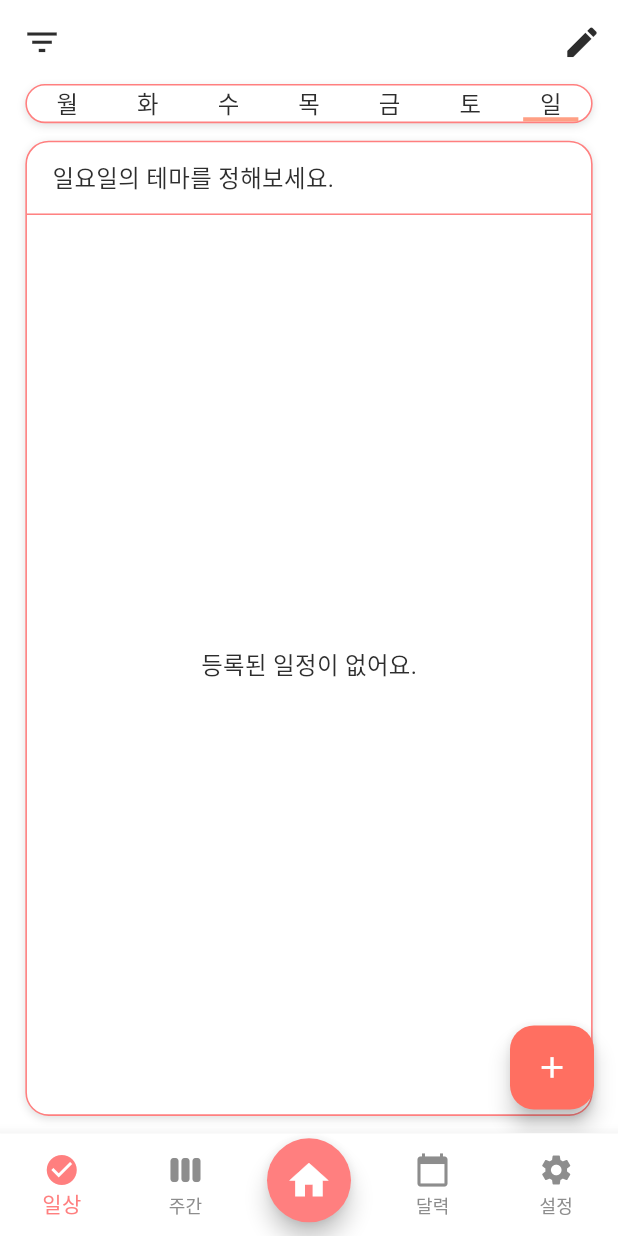
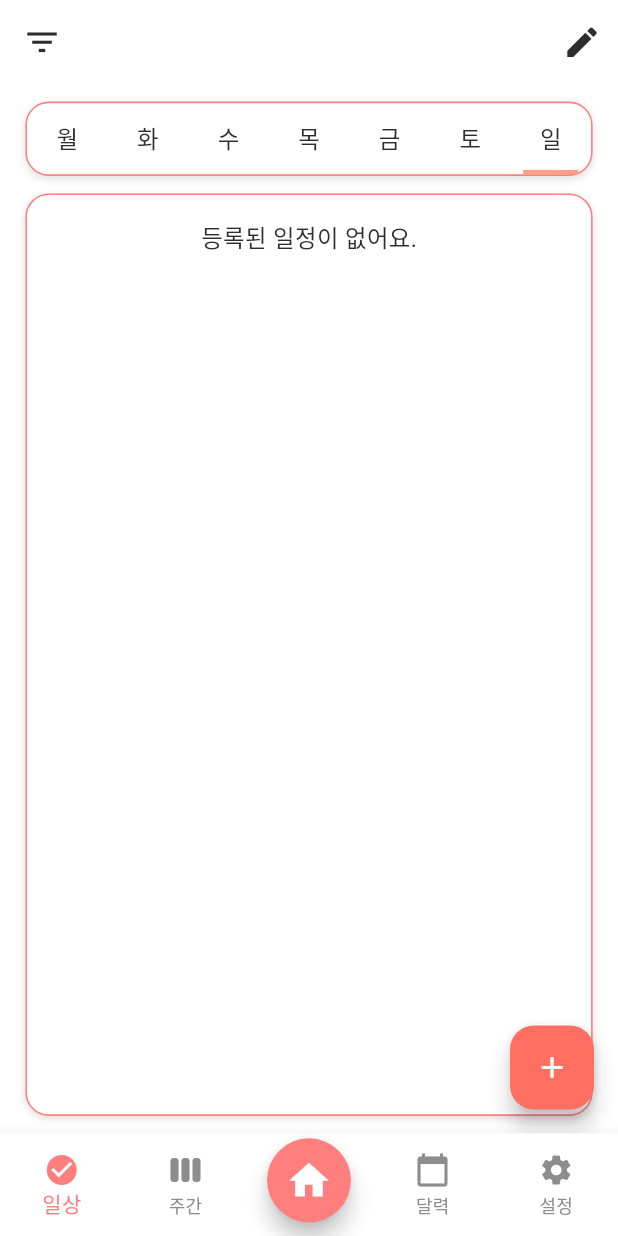
Before and after one commit to JeongHyeon-Jo/abeul_planner, a Flutter app: the WeeklyPlannerScreen screen opened by its route, on a phone screen of 412 x 824 dp. Run offline on Flutter 3.47's test engine with Material 3 defaults, Android fonts, the phone set to English and light mode, and no system bars; our stand-ins replace flutter_riverpod, flutter_screenutil, go_router, hive, hive_flutter, table_calendar; accounts and stored records are empty; generated files the repository leaves out were written again.

Commit message:
[Refact] 주간 플래너 테마 제거 및 디자인 개선

```diff
--- a/lib/features/home_planner/presentation/widget/weekly_section.dart
+++ b/lib/features/home_planner/presentation/widget/weekly_section.dart
@@ -20,8 +20,6 @@ class WeeklySection extends StatelessWidget {
       children: todayWeekly.map((t) => Column(
         crossAxisAlignment: CrossAxisAlignment.start,
         children: [
-          Text('테마: ${t.theme}', style: AppTextStyles.body),
-          SizedBox(height: 8.h),
           ...t.tasks.map(
             (task) => Card(
               child: ListTile(
--- a/lib/features/weekly_planner/data/model/weekly_task_model.dart
+++ b/lib/features/weekly_planner/data/model/weekly_task_model.dart
@@ -27,14 +27,10 @@ class WeeklyTaskModel extends HiveObject {
   final String day; // 요일
 
   @HiveField(1)
-  String theme; // 오늘의 테마 ("집중의 날" 등)
-
-  @HiveField(2)
   List<WeeklyTask> tasks; // 할 일 리스트
 
   WeeklyTaskModel({
     required this.day,
-    required this.theme,
     required this.tasks,
   });
 }
--- a/lib/features/weekly_planner/presentation/provider/weekly_task_provider.dart
+++ b/lib/features/weekly_planner/presentation/provider/weekly_task_provider.dart
@@ -32,7 +32,7 @@ class WeeklyTaskNotifier extends StateNotifier<List<WeeklyTaskModel>> {
       updated.save();
       state = [...state];
     } else {
-      final newTask = WeeklyTaskModel(day: day, theme: '', tasks: [task]);
+      final newTask = WeeklyTaskModel(day: day, tasks: [task]);
       box.add(newTask);
       state = [...box.values];
     }
@@ -94,17 +94,6 @@ class WeeklyTaskNotifier extends StateNotifier<List<WeeklyTaskModel>> {
     state = [...state];
   }
 
-  // 테마 설정
-  void setTheme(String day, String theme) {
-    final index = state.indexWhere((element) => element.day == day);
-    if (index != -1) {
-      final updated = state[index];
-      updated.theme = theme;
-      updated.save();
-      state = [...state];
-    }
-  }
-
   // 전체 삭제 (디버깅 용도 등)
   void clearAll() {
     WeeklyTaskBox.box.clear();
--- a/lib/features/weekly_planner/presentation/screen/weekly_planner_sceen.dart
+++ b/lib/features/weekly_planner/presentation/screen/weekly_planner_sceen.dart
@@ -8,7 +8,6 @@ import 'package:abeul_planner/core/color.dart';
 import 'package:flutter_screenutil/flutter_screenutil.dart';
 import 'package:flutter_riverpod/flutter_riverpod.dart';
 import 'package:abeul_planner/features/weekly_planner/presentation/widget/weekly_task_dialog.dart';
-import 'package:abeul_planner/features/weekly_planner/presentation/widget/weekly_theme_section.dart';
 import 'package:abeul_planner/features/weekly_planner/presentation/widget/weekly_task_list.dart';
 import 'package:abeul_planner/core/widgets/priority_icon.dart';
 import 'package:abeul_planner/features/weekly_planner/data/model/weekly_task_model.dart';
@@ -92,13 +91,8 @@ class _WeeklyPlannerScreenState extends ConsumerState<WeeklyPlannerScreen>
     return DefaultTabController(
       length: days.length,
       child: Scaffold(
-        appBar: PreferredSize(
-          preferredSize: Size.fromHeight(kToolbarHeight + 48.h),
-          child: Column(
-            mainAxisSize: MainAxisSize.min,
-            children: [
         // 커스텀 앱바 (필터 및 편집 모드 토글)
-              CustomAppBar(
+        appBar: CustomAppBar(
           title: _filterPriority == '전체'
               ? Text('', style: AppTextStyles.title)
               : Row(
@@ -106,7 +100,8 @@ class _WeeklyPlannerScreenState extends ConsumerState<WeeklyPlannerScreen>
                   children: [
                     getPriorityIcon(_filterPriority),
                     SizedBox(width: 6.w),
-                          Text('중요도: $_filterPriority', style: AppTextStyles.title.copyWith(color: AppColors.text)),
+                    Text('중요도: $_filterPriority',
+                        style: AppTextStyles.title.copyWith(color: AppColors.text)),
                     SizedBox(width: 8.w),
                     GestureDetector(
                       onTap: () => setState(() => _filterPriority = '전체'),
@@ -131,10 +126,20 @@ class _WeeklyPlannerScreenState extends ConsumerState<WeeklyPlannerScreen>
             ),
           ],
         ),
-              // 요일 탭바
-              Padding(
-                padding: EdgeInsets.symmetric(horizontal: 16.w),
-                child: Container(
+
+        // 추가 버튼
+        floatingActionButton: FloatingActionButton(
+          onPressed: () => _showAddTaskDialog(context),
+          backgroundColor: AppColors.accent,
+          child: Icon(Icons.add, size: 24.sp),
+        ),
+
+        body: Padding(
+          padding: EdgeInsets.symmetric(horizontal: 16.w, vertical: 12.h),
+          child: Column(
+            children: [
+              // 요일 탭바 (body 최상단)
+              Container(
                 decoration: BoxDecoration(
                   color: Colors.white,
                   borderRadius: BorderRadius.circular(16.r),
@@ -149,6 +154,7 @@ class _WeeklyPlannerScreenState extends ConsumerState<WeeklyPlannerScreen>
                 ),
                 child: TabBar(
                   controller: _tabController,
+                  isScrollable: false,
                   indicator: UnderlineTabIndicator(
                     borderSide: BorderSide(width: 3.h, color: AppColors.highlight),
                     insets: EdgeInsets.symmetric(horizontal: 8.w),
@@ -157,30 +163,21 @@ class _WeeklyPlannerScreenState extends ConsumerState<WeeklyPlannerScreen>
                   labelColor: AppColors.text,
                   unselectedLabelColor: AppColors.subText,
                   labelStyle: AppTextStyles.body,
-                    tabs: List.generate(days.length, (index) {
-                      return Container(
-                        alignment: Alignment.center,
-                        child: Text(days[index], style: AppTextStyles.body),
+                  tabs: days.map((day) {
+                    return Center(
+                      child: Text(day, style: AppTextStyles.body),
                     );
-                    }),
+                  }).toList(),
                   dividerColor: Colors.transparent,
                   indicatorPadding: EdgeInsets.zero,
                   padding: EdgeInsets.zero,
-                    labelPadding: EdgeInsets.zero,
+                  labelPadding: EdgeInsets.symmetric(vertical: 12.h),
                 ),
               ),
-              ),
-            ],
-          ),
-        ),
-        // 추가 버튼
-        floatingActionButton: FloatingActionButton(
-          onPressed: () => _showAddTaskDialog(context),
-          backgroundColor: AppColors.accent,
-          child: Icon(Icons.add, size: 24.sp),
-        ),
-        body: Padding(
-          padding: EdgeInsets.symmetric(horizontal: 16.w, vertical: 12.h),
+              SizedBox(height: 12.h),
+
+              // 요일별 탭 콘텐츠
+              Expanded(
                 child: Container(
                   decoration: BoxDecoration(
                     color: Colors.white,
@@ -194,46 +191,41 @@ class _WeeklyPlannerScreenState extends ConsumerState<WeeklyPlannerScreen>
                     ],
                     border: Border.all(color: AppColors.primary, width: 1.w),
                   ),
-            // 요일별 탭 화면 콘텐츠
                   child: TabBarView(
                     controller: _tabController,
                     children: days.map((day) {
-                final weekTask = ref.watch(weeklyTaskProvider)
-                    .firstWhere((t) => t.day == day, orElse: () => WeeklyTaskModel(day: day, theme: '', tasks: []));
+                      final weekTask = ref.watch(weeklyTaskProvider).firstWhere(
+                          (t) => t.day == day,
+                          orElse: () => WeeklyTaskModel(day: day, tasks: []));
 
                       final filteredTasks = _filterPriority == '전체'
                           ? weekTask.tasks
-                    : weekTask.tasks.where((task) => task.priority == _filterPriority).toList();
+                          : weekTask.tasks
+                              .where((task) => task.priority == _filterPriority)
+                              .toList();
 
-                return Column(
+                      return SingleChildScrollView(
+                        child: Padding(
+                          padding: EdgeInsets.all(16.w),
+                          child: Column(
                             crossAxisAlignment: CrossAxisAlignment.start,
                             children: [
-                    // 테마 입력/출력 영역
-                    Padding(
-                      padding: EdgeInsets.symmetric(horizontal: 16.w, vertical: 12.h),
-                      child: WeeklyThemeSection(
-                        day: day,
-                        theme: weekTask.theme,
-                        isEditing: _isEditing,
-                      ),
-                    ),
-                    // 구분선
-                    const Divider(height: 1, thickness: 1, color: AppColors.primary),
-                    // 할 일 목록 영역
-                    Expanded(
-                      child: Padding(
-                        padding: EdgeInsets.all(16.w),
-                        child: WeeklyTaskList(
+                              WeeklyTaskList(
                                 day: day,
                                 tasks: filteredTasks,
                                 isEditing: _isEditing,
+                                shrinkWrap: true,
+                                physics: const NeverScrollableScrollPhysics(),
+                              ),
+                            ],
+                          ),
+                        ),
+                      );
+                    }).toList(),
                   ),
                 ),
               ),
             ],
-                );
-              }).toList(),
-            ),
           ),
         ),
       ),
--- a/lib/features/weekly_planner/presentation/widget/weekly_task_list.dart
+++ b/lib/features/weekly_planner/presentation/widget/weekly_task_list.dart
@@ -1,4 +1,7 @@
 // weekly_task_list.dart
+// 주간 일정 리스트 표시 위젯
+
+import 'package:abeul_planner/core/widgets/priority_icon.dart';
 import 'package:flutter/material.dart';
 import 'package:flutter_riverpod/flutter_riverpod.dart';
 import 'package:flutter_screenutil/flutter_screenutil.dart';
@@ -8,13 +11,21 @@ import 'package:abeul_planner/features/weekly_planner/data/model/weekly_task_mod
 import 'package:abeul_planner/features/weekly_planner/presentation/provider/weekly_task_provider.dart';
 import 'package:abeul_planner/features/weekly_planner/presentation/widget/weekly_task_dialog.dart';
 
-/// 주간 일정 리스트 표시 위젯
 class WeeklyTaskList extends ConsumerWidget {
   final String day; // 해당 요일
   final List<WeeklyTask> tasks; // 일정 리스트
   final bool isEditing; // 편집 모드 여부
+  final bool shrinkWrap; // 내부 스크롤 제어 여부
+  final ScrollPhysics? physics; // 스크롤 설정
 
-  const WeeklyTaskList({super.key, required this.day, required this.tasks, required this.isEditing});
+  const WeeklyTaskList({
+    super.key,
+    required this.day,
+    required this.tasks,
+    required this.isEditing,
+    this.shrinkWrap = false,
+    this.physics,
+  });
 
   @override
   Widget build(BuildContext context, WidgetRef ref) {
@@ -23,6 +34,8 @@ class WeeklyTaskList extends ConsumerWidget {
     }
 
     return ReorderableListView.builder(
+      shrinkWrap: shrinkWrap, // 상위에서 제어
+      physics: physics, // 상위에서 제어
       buildDefaultDragHandles: false, // 커스텀 드래그 핸들 사용
       itemCount: tasks.length,
       onReorder: (oldIndex, newIndex) {
@@ -45,19 +58,7 @@ class WeeklyTaskList extends ConsumerWidget {
           child: Row(
             children: [
               // 중요도 아이콘
-              Icon(
-                task.priority == '중요'
-                    ? Icons.priority_high
-                    : task.priority == '보통'
-                        ? Icons.circle
-                        : Icons.arrow_downward,
-                color: task.priority == '중요'
-                    ? Colors.red
-                    : task.priority == '보통'
-                        ? Colors.orange
-                        : Colors.grey,
-                size: 20.sp,
-              ),
+              getPriorityIcon(task.priority),
               SizedBox(width: 12.w),
 
               // 일정 내용 텍스트
--- a/lib/features/weekly_planner/presentation/widget/weekly_theme_section.dart
+++ /dev/null
@@ -1,40 +0,0 @@
-// weekly_theme_section.dart
-import 'package:flutter/material.dart';
-import 'package:flutter_riverpod/flutter_riverpod.dart';
-import 'package:flutter_screenutil/flutter_screenutil.dart';
-import 'package:abeul_planner/core/color.dart';
-import 'package:abeul_planner/core/text_styles.dart';
-import 'package:abeul_planner/features/weekly_planner/presentation/provider/weekly_task_provider.dart';
-
-/// 요일별 테마를 입력하거나 출력하는 위젯
-class WeeklyThemeSection extends ConsumerWidget {
-  final String day;
-  final String theme;
-  final bool isEditing;
-
-  const WeeklyThemeSection({super.key, required this.day, required this.theme, required this.isEditing});
-
-  @override
-  Widget build(BuildContext context, WidgetRef ref) {
-    final themeController = TextEditingController(text: theme);
-
-    return isEditing
-        ? TextField(
-            controller: themeController,
-            decoration: InputDecoration(
-              hintText: '$day요일의 테마를 정해보세요.',
-              border: OutlineInputBorder(
-                borderRadius: BorderRadius.circular(8.r),
-              ),
-            ),
-            style: AppTextStyles.body,
-            onSubmitted: (value) {
-              ref.read(weeklyTaskProvider.notifier).setTheme(day, value);
-            },
-          )
-        : Text(
-            theme.isEmpty ? '$day요일의 테마를 정해보세요.' : theme,
-            style: AppTextStyles.body,
-          );
-  }
-}
```
Lines whose indentation alone changed are shown as unchanged.
